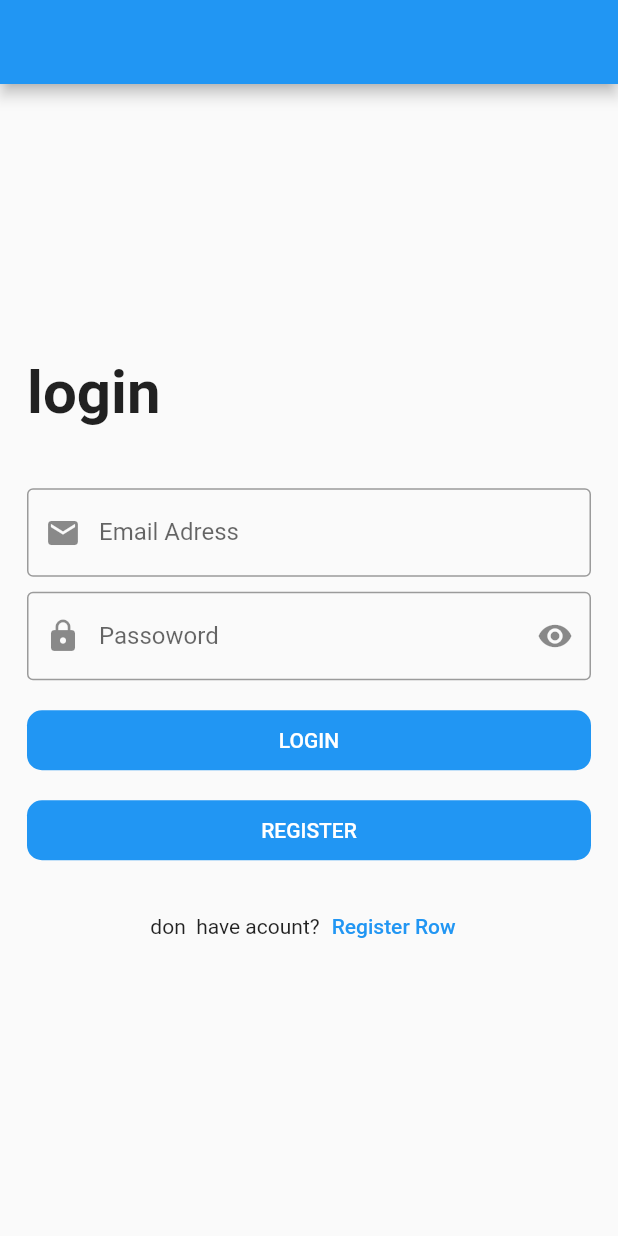
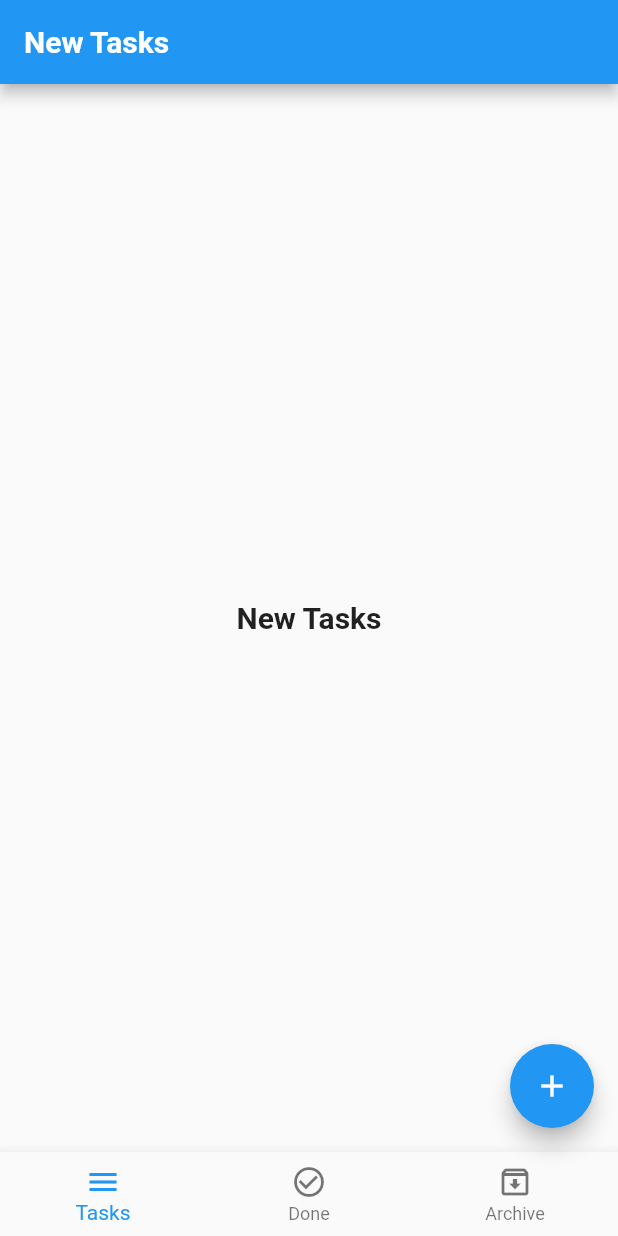
Before and after one commit to cheikh-sidi-taher/myapp-flutter, a Flutter app: the screen it shows after launch, on a phone screen of 412 x 824 dp. Run offline on Flutter 3.47's test engine with Material 2 defaults, Android fonts, the phone set to English and light mode, and no system bars.

```diff
--- /dev/null
+++ b/lib/layout/home_layout.dart
@@ -0,0 +1,75 @@
+import 'package:flutter/material.dart';
+
+import '../modules/archive_tasks/archive_tasks_screen.dart';
+import '../modules/done_tasks/done_tasks_screen.dart';
+import '../modules/new_tasks/new_tasks_screen.dart';
+
+class HomeLayout extends StatefulWidget {
+  const HomeLayout({super.key});
+
+  @override
+  State<HomeLayout> createState() => _HomeLayoutState();
+}
+
+class _HomeLayoutState extends State<HomeLayout> {
+
+  int currentIndex = 0;
+
+  List<Widget> screens = [
+    NewTasksScreen(),
+    DoneTasksScreen(),
+    ArchiveTasksScreen()
+  ];
+
+  List<String> titles = [
+    'New Tasks',
+    'Done Tasks',
+    'Archive Tasks'
+  ];
+
+  @override
+  Widget build(BuildContext context) {
+    return Scaffold(
+      appBar: AppBar(
+        title: Text(
+          titles[currentIndex],
+          style: TextStyle(fontSize: 20, fontWeight: FontWeight.bold),
+        ),
+      ),
+
+      body: screens[currentIndex],
+      floatingActionButton: FloatingActionButton(
+        onPressed: () {},
+        child: Icon(Icons.add),
+      ),
+      bottomNavigationBar: BottomNavigationBar(
+        type: BottomNavigationBarType.fixed,
+        currentIndex: currentIndex ,
+        onTap: (index) {
+          setState(() {
+            currentIndex = index;
+          });
+        },
+
+        items: [
+        BottomNavigationBarItem(
+            icon: Icon(
+              Icons.menu,
+            ),
+            label: 'Tasks'),
+
+             BottomNavigationBarItem(
+            icon: Icon(
+              Icons.check_circle_outline,
+            ),
+            label: 'Done'),
+
+             BottomNavigationBarItem(
+            icon: Icon(
+              Icons.archive_outlined,
+            ),
+            label: 'Archive'),
+      ]),
+    );
+  }
+}
--- a/lib/main.dart
+++ b/lib/main.dart
@@ -1,5 +1,6 @@
 import 'package:flutter/material.dart';
 
+import 'layout/home_layout.dart';
 import 'modules/bmi/bmiScreen.dart';
 import 'modules/counter/counterScreen.dart';
 import 'modules/home/homeScreen.dart';
@@ -19,7 +20,7 @@ class MyApp extends StatelessWidget {
   Widget build(BuildContext context) {
     return MaterialApp(
      debugShowCheckedModeBanner: false,
-      home:loginScreen(),
+      home:HomeLayout(),
 
     );
   }
--- /dev/null
+++ b/lib/modules/new_tasks/new_tasks_screen.dart
@@ -0,0 +1,19 @@
+
+import 'package:flutter/material.dart';
+
+class NewTasksScreen extends StatelessWidget {
+  const NewTasksScreen({super.key});
+
+  @override
+  Widget build(BuildContext context) {
+    return Center(
+      child: Text(
+        'New Tasks',
+        style: TextStyle(
+          fontSize: 20.0,
+          fontWeight: FontWeight.bold
+        ),
+        ),
+    );
+  }
+}
```
Also changed, not shown: lib/modules/archive_tasks/archive_tasks_screen.dart (added, +18 -0 lines), lib/modules/done_tasks/done_tasks_screen.dart (added, +18 -0 lines), lib/modules/login/loginScreen.dart (+13 -4 lines).
